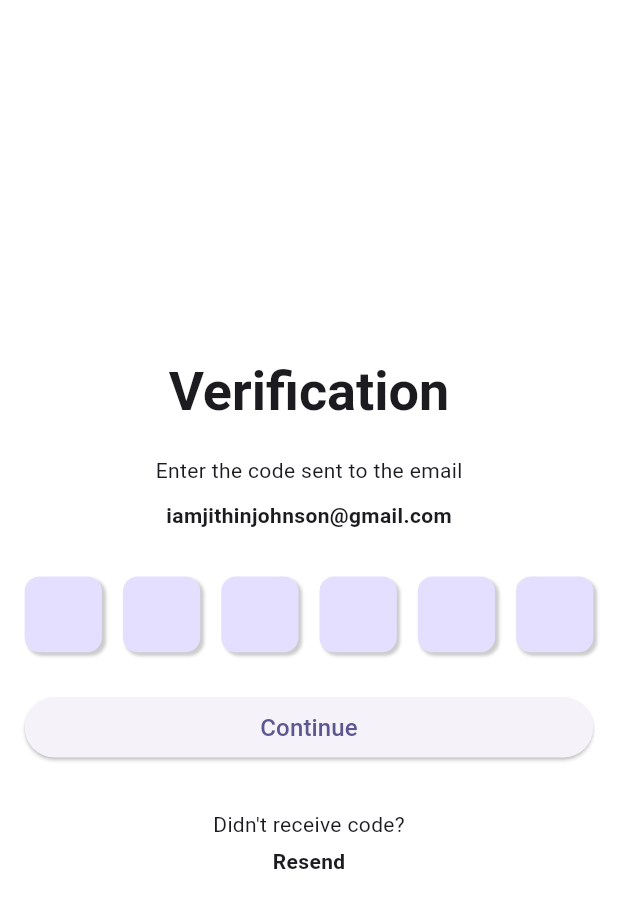
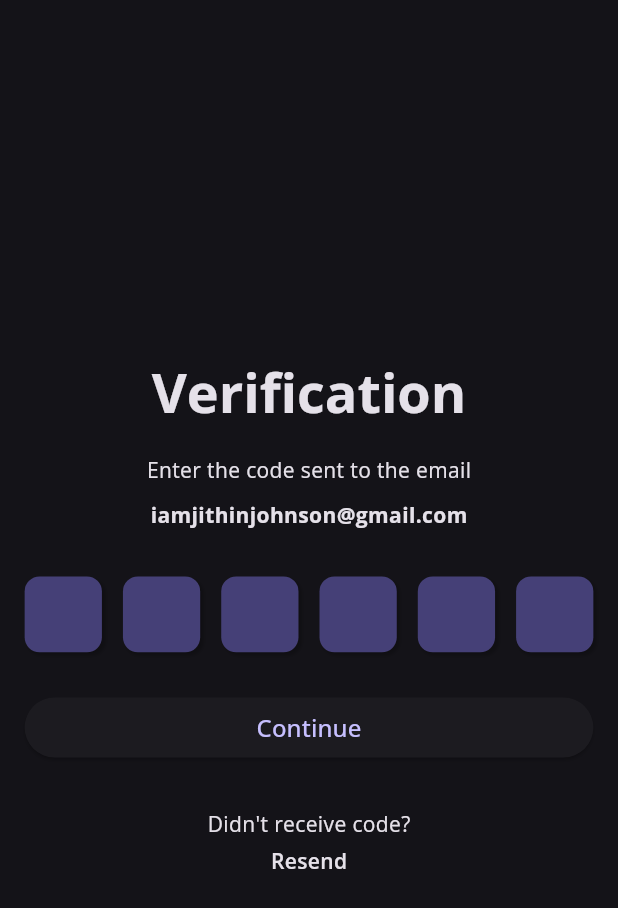
Before and after one commit to bus-livery/bus_livery_frontend, a Flutter app: the screen it shows after launch, after a tap on "Get OTP", on a phone screen of 412 x 824 dp. Shown: the top 908 px of the screen. Run offline on Flutter 3.47's test engine with Material 3 defaults, Android fonts, the phone set to English and light mode, and no system bars; drawn by our look-alikes of pin_code_fields; our stand-ins replace flutter_screenutil, google_fonts; missing offline and left inert: svg_flutter.

Commit message:
bus images

```diff
--- a/lib/features/authentication/view/login_screen.dart
+++ b/lib/features/authentication/view/login_screen.dart
@@ -4,7 +4,6 @@ import 'package:livery/common_widgets/ww_text.dart';
 import 'package:livery/common_widgets/ww_textfield.dart';
 import 'package:livery/features/authentication/view/otp_screen.dart';
 import 'package:livery/utils/app_size.dart';
-import 'package:livery/utils/app_theme.dart';
 import 'package:svg_flutter/svg.dart';
 
 class LoginScreen extends StatelessWidget {
@@ -19,8 +18,7 @@ class LoginScreen extends StatelessWidget {
           child: Column(
             mainAxisAlignment: MainAxisAlignment.center,
             children: [
-              Image.asset('assets/images/logo.png', height: 50),
-              AppSize.sizedBox4h,
+              Image.asset('assets/images/buss_logo.png', height: 150),
               WWTextField(
                   controller: TextEditingController(),
                   hintText: 'Enter your email'),
--- a/lib/features/authentication/view/otp_screen.dart
+++ b/lib/features/authentication/view/otp_screen.dart
@@ -3,7 +3,6 @@ import 'package:livery/common_widgets/ww_buttons.dart';
 import 'package:livery/common_widgets/ww_pin_code_text_field.dart';
 import 'package:livery/common_widgets/ww_text.dart';
 import 'package:livery/utils/app_size.dart';
-import 'package:svg_flutter/svg.dart';
 
 class OtpScreen extends StatelessWidget {
   const OtpScreen({super.key});
--- a/lib/main.dart
+++ b/lib/main.dart
@@ -22,12 +22,12 @@ class MyApp extends StatelessWidget {
         builder: (context, snapshot) {
           return MaterialApp(
               title: 'Flutter Demo',
-              themeMode: ThemeMode.light,
+              themeMode: ThemeMode.dark,
               darkTheme: ThemeData(
                 fontFamily: GoogleFonts.openSans().fontFamily,
                 colorScheme: ColorScheme.fromSeed(
                     brightness: Brightness.dark,
-                    seedColor: const Color.fromARGB(255, 7, 120, 33)),
+                    seedColor: const Color.fromARGB(255, 40, 26, 119)),
                 useMaterial3: true,
               ),
               theme: ThemeData(
--- a/pubspec.yaml
+++ b/pubspec.yaml
@@ -65,6 +65,8 @@ flutter:
   # To add assets to your application, add an assets section, like this:
   assets:
     - assets/images/
+    - assets/images/2x/
+    - assets/images/3x/
     - assets/svg/
 
   # An image asset can refer to one or more resolution-specific "variants", see
```
Also changed, not shown: assets/images/2x/buss_logo.png (added), assets/images/3x/buss_logo.png (added), assets/images/buss_logo.png (added), assets/images/logo_white.png (added).
